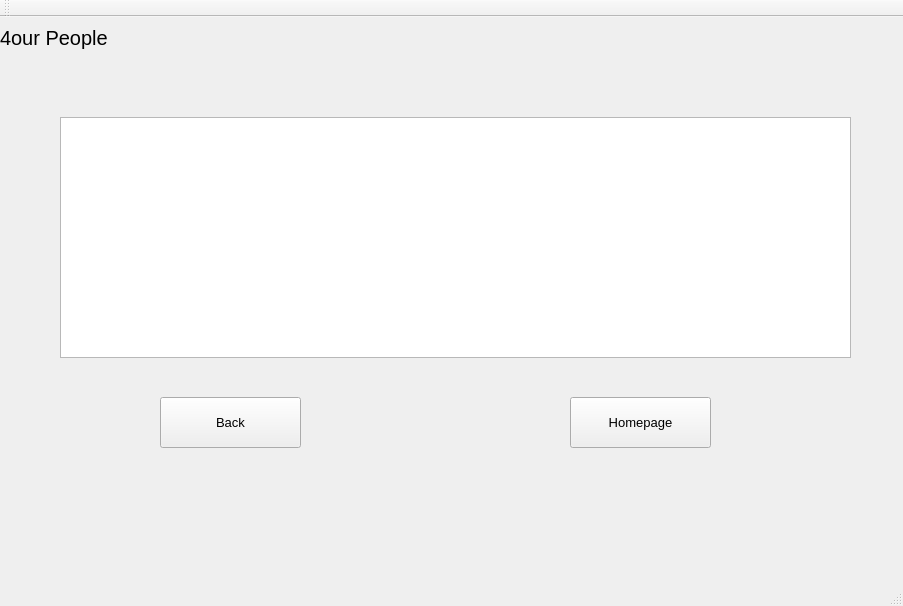
Before: the Qt Designer form qt_cuacs_UI/mainwindow.ui in kalebtesfay/Animal_Shelter_System, drawn with Qt 5.
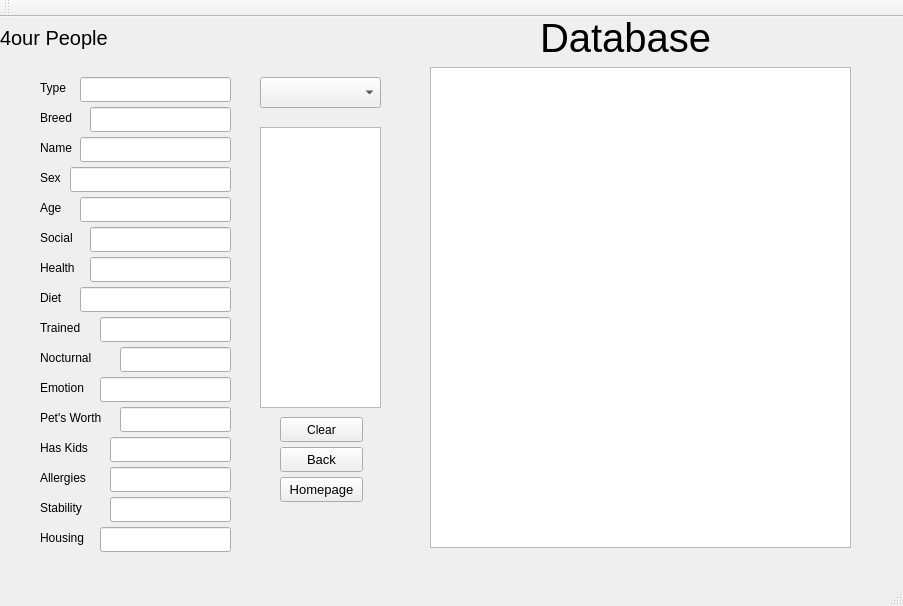
After: the same form once the commit is applied. The open tabs and pages were chosen to show the change.

What changed in the file:
```diff
--- a/qt_cuacs_UI/mainwindow.ui
+++ b/qt_cuacs_UI/mainwindow.ui
@@ -296,20 +296,20 @@
      <widget class="QTableView" name="tableView">
       <property name="geometry">
        <rect>
-        <x>60</x>
-        <y>100</y>
-        <width>791</width>
-        <height>241</height>
+        <x>430</x>
+        <y>50</y>
+        <width>421</width>
+        <height>481</height>
        </rect>
       </property>
      </widget>
      <widget class="QPushButton" name="pushButton_5">
       <property name="geometry">
        <rect>
-        <x>160</x>
-        <y>380</y>
-        <width>141</width>
-        <height>51</height>
+        <x>280</x>
+        <y>430</y>
+        <width>83</width>
+        <height>25</height>
        </rect>
       </property>
       <property name="font">
@@ -324,10 +324,10 @@
      <widget class="QPushButton" name="pushButton_6">
       <property name="geometry">
        <rect>
-        <x>570</x>
-        <y>380</y>
-        <width>141</width>
-        <height>51</height>
+        <x>280</x>
+        <y>460</y>
+        <width>83</width>
+        <height>25</height>
        </rect>
       </property>
       <property name="font">
@@ -342,10 +342,10 @@
      <widget class="QLabel" name="label_3">
       <property name="geometry">
        <rect>
-        <x>310</x>
-        <y>30</y>
-        <width>311</width>
-        <height>61</height>
+        <x>540</x>
+        <y>0</y>
+        <width>191</width>
+        <height>41</height>
        </rect>
       </property>
       <property name="font">
@@ -354,7 +354,7 @@
        </font>
       </property>
       <property name="text">
-       <string/>
+       <string>Database</string>
       </property>
      </widget>
      <widget class="QLabel" name="label_18">
@@ -375,6 +375,407 @@
        <string>4our People</string>
       </property>
      </widget>
+     <widget class="QLineEdit" name="lineEdit_47">
+      <property name="geometry">
+       <rect>
+        <x>90</x>
+        <y>210</y>
+        <width>141</width>
+        <height>25</height>
+       </rect>
+      </property>
+     </widget>
+     <widget class="QLabel" name="label_47">
+      <property name="geometry">
+       <rect>
+        <x>40</x>
+        <y>90</y>
+        <width>41</width>
+        <height>21</height>
+       </rect>
+      </property>
+      <property name="text">
+       <string>Breed</string>
+      </property>
+     </widget>
+     <widget class="QLabel" name="label_48">
+      <property name="geometry">
+       <rect>
+        <x>40</x>
+        <y>240</y>
+        <width>51</width>
+        <height>21</height>
+       </rect>
+      </property>
+      <property name="text">
+       <string>Health</string>
+      </property>
+     </widget>
+     <widget class="QLabel" name="label_49">
+      <property name="geometry">
+       <rect>
+        <x>40</x>
+        <y>330</y>
+        <width>71</width>
+        <height>21</height>
+       </rect>
+      </property>
+      <property name="text">
+       <string>Nocturnal</string>
+      </property>
+     </widget>
+     <widget class="QLabel" name="label_50">
+      <property name="geometry">
+       <rect>
+        <x>40</x>
+        <y>360</y>
+        <width>61</width>
+        <height>21</height>
+       </rect>
+      </property>
+      <property name="text">
+       <string>Emotion</string>
+      </property>
+     </widget>
+     <widget class="QLineEdit" name="lineEdit_48">
+      <property name="geometry">
+       <rect>
+        <x>80</x>
+        <y>180</y>
+        <width>151</width>
+        <height>25</height>
+       </rect>
+      </property>
+     </widget>
+     <widget class="QLabel" name="label_51">
+      <property name="geometry">
+       <rect>
+        <x>40</x>
+        <y>510</y>
+        <width>51</width>
+        <height>21</height>
+       </rect>
+      </property>
+      <property name="text">
+       <string>Housing</string>
+      </property>
+     </widget>
+     <widget class="QLabel" name="label_52">
+      <property name="geometry">
+       <rect>
+        <x>40</x>
+        <y>300</y>
+        <width>51</width>
+        <height>21</height>
+       </rect>
+      </property>
+      <property name="text">
+       <string>Trained</string>
+      </property>
+     </widget>
+     <widget class="QLabel" name="label_53">
+      <property name="geometry">
+       <rect>
+        <x>40</x>
+        <y>150</y>
+        <width>31</width>
+        <height>21</height>
+       </rect>
+      </property>
+      <property name="text">
+       <string>Sex</string>
+      </property>
+     </widget>
+     <widget class="QLabel" name="label_54">
+      <property name="geometry">
+       <rect>
+        <x>40</x>
+        <y>390</y>
+        <width>81</width>
+        <height>21</height>
+       </rect>
+      </property>
+      <property name="text">
+       <string>Pet's Worth</string>
+      </property>
+     </widget>
+     <widget class="QLineEdit" name="lineEdit_49">
+      <property name="geometry">
+       <rect>
+        <x>120</x>
+        <y>390</y>
+        <width>111</width>
+        <height>25</height>
+       </rect>
+      </property>
+     </widget>
+     <widget class="QLabel" name="label_55">
+      <property name="geometry">
+       <rect>
+        <x>40</x>
+        <y>480</y>
+        <width>61</width>
+        <height>21</height>
+       </rect>
+      </property>
+      <property name="text">
+       <string>Stability</string>
+      </property>
+     </widget>
+     <widget class="QLabel" name="label_56">
+      <property name="geometry">
+       <rect>
+        <x>40</x>
+        <y>450</y>
+        <width>61</width>
+        <height>21</height>
+       </rect>
+      </property>
+      <property name="text">
+       <string>Allergies</string>
+      </property>
+     </widget>
+     <widget class="QLabel" name="label_57">
+      <property name="geometry">
+       <rect>
+        <x>40</x>
+        <y>120</y>
+        <width>41</width>
+        <height>21</height>
+       </rect>
+      </property>
+      <property name="text">
+       <string>Name</string>
+      </property>
+     </widget>
+     <widget class="QLabel" name="label_58">
+      <property name="geometry">
+       <rect>
+        <x>40</x>
+        <y>60</y>
+        <width>31</width>
+        <height>21</height>
+       </rect>
+      </property>
+      <property name="text">
+       <string>Type</string>
+      </property>
+     </widget>
+     <widget class="QPushButton" name="pushButton_26">
+      <property name="geometry">
+       <rect>
+        <x>280</x>
+        <y>400</y>
+        <width>83</width>
+        <height>25</height>
+       </rect>
+      </property>
+      <property name="text">
+       <string>Clear</string>
+      </property>
+     </widget>
+     <widget class="QLabel" name="label_59">
+      <property name="geometry">
+       <rect>
+        <x>40</x>
+        <y>420</y>
+        <width>61</width>
+        <height>21</height>
+       </rect>
+      </property>
+      <property name="text">
+       <string>Has Kids</string>
+      </property>
+     </widget>
+     <widget class="QLineEdit" name="lineEdit_50">
+      <property name="geometry">
+       <rect>
+        <x>110</x>
+        <y>480</y>
+        <width>121</width>
+        <height>25</height>
+       </rect>
+      </property>
+     </widget>
+     <widget class="QListView" name="listView_4">
+      <property name="geometry">
+       <rect>
+        <x>260</x>
+        <y>110</y>
+        <width>121</width>
+        <height>281</height>
+       </rect>
+      </property>
+     </widget>
+     <widget class="QLineEdit" name="lineEdit_51">
+      <property name="geometry">
+       <rect>
+        <x>80</x>
+        <y>270</y>
+        <width>151</width>
+        <height>25</height>
+       </rect>
+      </property>
+     </widget>
+     <widget class="QLineEdit" name="lineEdit_52">
+      <property name="geometry">
+       <rect>
+        <x>70</x>
+        <y>150</y>
+        <width>161</width>
+        <height>25</height>
+       </rect>
+      </property>
+     </widget>
+     <widget class="QLineEdit" name="lineEdit_53">
+      <property name="geometry">
+       <rect>
+        <x>80</x>
+        <y>120</y>
+        <width>151</width>
+        <height>25</height>
+       </rect>
+      </property>
+     </widget>
+     <widget class="QLabel" name="label_60">
+      <property name="geometry">
+       <rect>
+        <x>40</x>
+        <y>180</y>
+        <width>31</width>
+        <height>21</height>
+       </rect>
+      </property>
+      <property name="text">
+       <string>Age</string>
+      </property>
+     </widget>
+     <widget class="QLineEdit" name="lineEdit_54">
+      <property name="geometry">
+       <rect>
+        <x>100</x>
+        <y>300</y>
+        <width>131</width>
+        <height>25</height>
+       </rect>
+      </property>
+     </widget>
+     <widget class="QLineEdit" name="lineEdit_55">
+      <property name="geometry">
+       <rect>
+        <x>110</x>
+        <y>450</y>
+        <width>121</width>
+        <height>25</height>
+       </rect>
+      </property>
+     </widget>
+     <widget class="QLineEdit" name="lineEdit_56">
+      <property name="geometry">
+       <rect>
+        <x>110</x>
+        <y>420</y>
+        <width>121</width>
+        <height>25</height>
+       </rect>
+      </property>
+     </widget>
+     <widget class="QLineEdit" name="lineEdit_57">
+      <property name="geometry">
+       <rect>
+        <x>120</x>
+        <y>330</y>
+        <width>111</width>
+        <height>25</height>
+       </rect>
+      </property>
+     </widget>
+     <widget class="QComboBox" name="comboBox_3">
+      <property name="geometry">
+       <rect>
+        <x>260</x>
+        <y>60</y>
+        <width>121</width>
+        <height>31</height>
+       </rect>
+      </property>
+     </widget>
+     <widget class="QLineEdit" name="lineEdit_58">
+      <property name="geometry">
+       <rect>
+        <x>100</x>
+        <y>360</y>
+        <width>131</width>
+        <height>25</height>
+       </rect>
+      </property>
+     </widget>
+     <widget class="QLineEdit" name="lineEdit_59">
+      <property name="geometry">
+       <rect>
+        <x>100</x>
+        <y>510</y>
+        <width>131</width>
+        <height>25</height>
+       </rect>
+      </property>
+     </widget>
+     <widget class="QLineEdit" name="lineEdit_60">
+      <property name="geometry">
+       <rect>
+        <x>90</x>
+        <y>90</y>
+        <width>141</width>
+        <height>25</height>
+       </rect>
+      </property>
+     </widget>
+     <widget class="QLineEdit" name="lineEdit_61">
+      <property name="geometry">
+       <rect>
+        <x>80</x>
+        <y>60</y>
+        <width>151</width>
+        <height>25</height>
+       </rect>
+      </property>
+     </widget>
+     <widget class="QLabel" name="label_61">
+      <property name="geometry">
+       <rect>
+        <x>40</x>
+        <y>270</y>
+        <width>31</width>
+        <height>21</height>
+       </rect>
+      </property>
+      <property name="text">
+       <string>Diet</string>
+      </property>
+     </widget>
+     <widget class="QLabel" name="label_62">
+      <property name="geometry">
+       <rect>
+        <x>40</x>
+        <y>210</y>
+        <width>41</width>
+        <height>21</height>
+       </rect>
+      </property>
+      <property name="text">
+       <string>Social</string>
+      </property>
+     </widget>
+     <widget class="QLineEdit" name="lineEdit_62">
+      <property name="geometry">
+       <rect>
+        <x>90</x>
+        <y>240</y>
+        <width>141</width>
+        <height>25</height>
+       </rect>
+      </property>
+     </widget>
     </widget>
     <widget class="QWidget" name="page_5">
      <widget class="QTableView" name="tableView_2">
```
Left out of the diff: 743 changed lines with no effect on the pictures.
